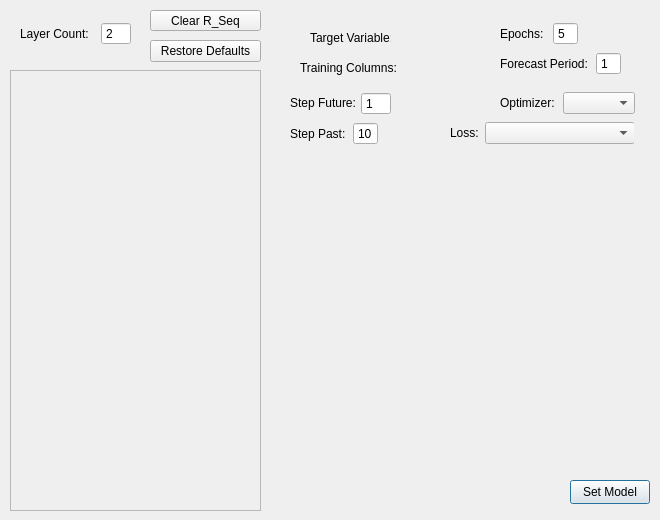
lnheinrich8/StockPriceForecastModeler, file App/form_createmodel.ui: the form before one commit.
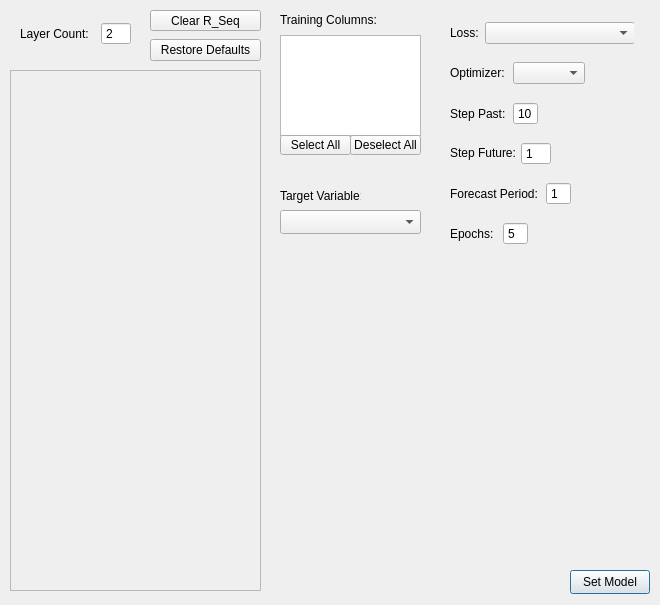
The form after the commit.

Patch:
```diff
--- a/App/form_createmodel.ui
+++ b/App/form_createmodel.ui
@@ -10,7 +10,7 @@
     <x>0</x>
     <y>0</y>
     <width>660</width>
-    <height>520</height>
+    <height>605</height>
    </rect>
   </property>
   <property name="sizePolicy">
@@ -22,13 +22,13 @@
   <property name="minimumSize">
    <size>
     <width>660</width>
-    <height>520</height>
+    <height>605</height>
    </size>
   </property>
   <property name="maximumSize">
    <size>
     <width>660</width>
-    <height>520</height>
+    <height>605</height>
    </size>
   </property>
   <property name="windowTitle">
@@ -38,7 +38,7 @@
    <property name="geometry">
     <rect>
      <x>570</x>
-     <y>480</y>
+     <y>570</y>
      <width>80</width>
      <height>24</height>
     </rect>
@@ -101,7 +101,7 @@
    <property name="geometry">
     <rect>
      <x>270</x>
-     <y>160</y>
+     <y>260</y>
      <width>380</width>
      <height>300</height>
     </rect>
@@ -113,7 +113,7 @@
      <x>10</x>
      <y>70</y>
      <width>251</width>
-     <height>441</height>
+     <height>521</height>
     </rect>
    </property>
    <property name="widgetResizable">
@@ -125,7 +125,7 @@
       <x>0</x>
       <y>0</y>
       <width>249</width>
-      <height>439</height>
+      <height>519</height>
      </rect>
     </property>
    </widget>
@@ -147,7 +147,7 @@
    <property name="geometry">
     <rect>
      <x>150</x>
-     <y>40</y>
+     <y>39</y>
      <width>111</width>
      <height>22</height>
     </rect>
@@ -159,8 +159,8 @@
   <widget class="QLabel" name="label_2">
    <property name="geometry">
     <rect>
-     <x>310</x>
-     <y>30</y>
+     <x>280</x>
+     <y>188</y>
      <width>81</width>
      <height>16</height>
     </rect>
@@ -172,8 +172,8 @@
   <widget class="QLabel" name="label_3">
    <property name="geometry">
     <rect>
-     <x>300</x>
-     <y>60</y>
+     <x>280</x>
+     <y>12</y>
      <width>101</width>
      <height>16</height>
     </rect>
@@ -185,8 +185,8 @@
   <widget class="QWidget" name="layoutWidget">
    <property name="geometry">
     <rect>
-     <x>290</x>
-     <y>90</y>
+     <x>450</x>
+     <y>140</y>
      <width>101</width>
      <height>27</height>
     </rect>
@@ -232,11 +232,11 @@
     </item>
    </layout>
   </widget>
-  <widget class="QWidget" name="">
+  <widget class="QWidget" name="layoutWidget">
    <property name="geometry">
     <rect>
-     <x>290</x>
-     <y>120</y>
+     <x>450</x>
+     <y>100</y>
      <width>88</width>
      <height>27</height>
     </rect>
@@ -270,11 +270,11 @@
     </item>
    </layout>
   </widget>
-  <widget class="QWidget" name="">
+  <widget class="QWidget" name="layoutWidget">
    <property name="geometry">
     <rect>
-     <x>500</x>
-     <y>50</y>
+     <x>450</x>
+     <y>180</y>
      <width>121</width>
      <height>27</height>
     </rect>
@@ -305,11 +305,11 @@
     </item>
    </layout>
   </widget>
-  <widget class="QWidget" name="">
+  <widget class="QWidget" name="layoutWidget">
    <property name="geometry">
     <rect>
-     <x>500</x>
-     <y>90</y>
+     <x>450</x>
+     <y>60</y>
      <width>135</width>
      <height>26</height>
     </rect>
@@ -327,11 +327,11 @@
     </item>
    </layout>
   </widget>
-  <widget class="QWidget" name="">
+  <widget class="QWidget" name="layoutWidget">
    <property name="geometry">
     <rect>
      <x>450</x>
-     <y>120</y>
+     <y>20</y>
      <width>184</width>
      <height>26</height>
     </rect>
@@ -371,11 +371,11 @@
     </item>
    </layout>
   </widget>
-  <widget class="QWidget" name="">
+  <widget class="QWidget" name="layoutWidget">
    <property name="geometry">
     <rect>
-     <x>500</x>
-     <y>20</y>
+     <x>450</x>
+     <y>220</y>
      <width>78</width>
      <height>27</height>
     </rect>
@@ -412,6 +412,52 @@
     </item>
    </layout>
   </widget>
+  <widget class="QListWidget" name="trainingcols_listwidget">
+   <property name="geometry">
+    <rect>
+     <x>280</x>
+     <y>35</y>
+     <width>141</width>
+     <height>101</height>
+    </rect>
+   </property>
+  </widget>
+  <widget class="QPushButton" name="selectalltcols_button">
+   <property name="geometry">
+    <rect>
+     <x>280</x>
+     <y>135</y>
+     <width>71</width>
+     <height>20</height>
+    </rect>
+   </property>
+   <property name="text">
+    <string>Select All</string>
+   </property>
+  </widget>
+  <widget class="QComboBox" name="target_combobox">
+   <property name="geometry">
+    <rect>
+     <x>280</x>
+     <y>210</y>
+     <width>141</width>
+     <height>24</height>
+    </rect>
+   </property>
+  </widget>
+  <widget class="QPushButton" name="deselectalltcols_button">
+   <property name="geometry">
+    <rect>
+     <x>350</x>
+     <y>135</y>
+     <width>71</width>
+     <height>20</height>
+    </rect>
+   </property>
+   <property name="text">
+    <string>Deselect All</string>
+   </property>
+  </widget>
  </widget>
  <resources/>
  <connections/>
```
Left out of the diff: 4 changed lines with no effect on the pictures.
